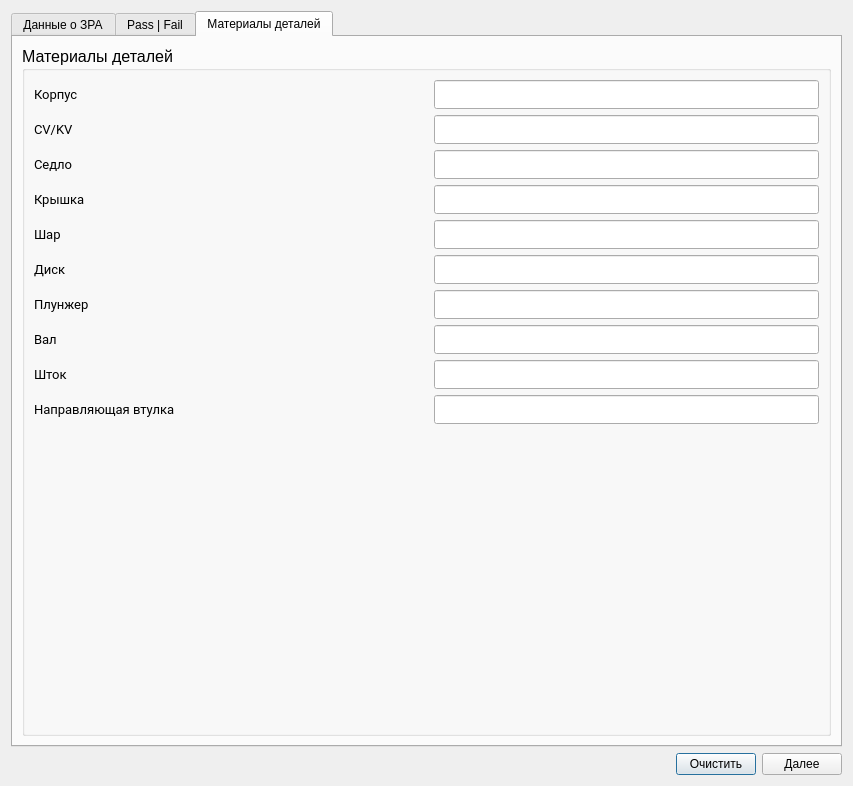
First picture: the form in Src/Ui/Setup/ValveWindow.ui, repository Rekvim/MpiSkiLite, before the edit.
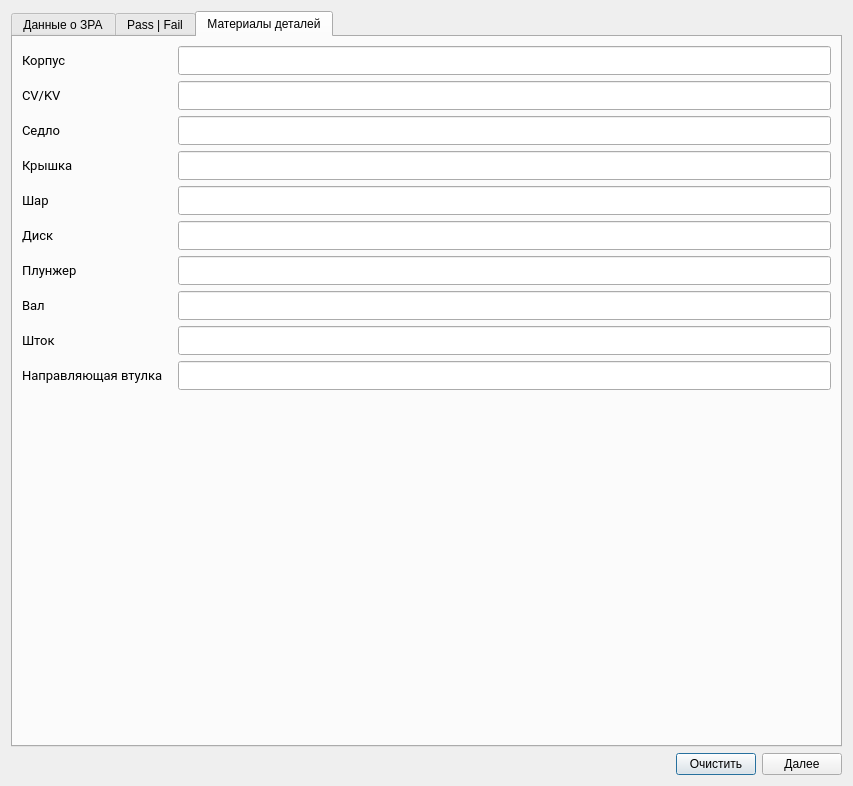
Second picture: the form after the edit. The open tabs and pages were chosen to show the change.

```diff
--- a/Src/Ui/Setup/ValveWindow.ui
+++ b/Src/Ui/Setup/ValveWindow.ui
@@ -2513,28 +2513,17 @@
       </layout>
      </widget>
      <widget class="QWidget" name="tab_materials">
+      <property name="layoutDirection">
+       <enum>Qt::LayoutDirection::LeftToRight</enum>
+      </property>
       <attribute name="title">
        <string>Материалы деталей</string>
       </attribute>
-      <layout class="QVBoxLayout" name="verticalLayout_5">
-       <item>
-        <widget class="QGroupBox" name="groupBox_materialsParts">
-         <property name="font">
-          <font>
-           <family>Segoe UI</family>
-           <pointsize>12</pointsize>
-          </font>
-         </property>
-         <property name="title">
-          <string>Материалы деталей</string>
-         </property>
-         <layout class="QVBoxLayout" name="verticalLayout_4">
-          <item>
-           <layout class="QHBoxLayout" name="horizontalLayout_materialCorpus">
-            <property name="spacing">
+      <layout class="QFormLayout" name="formLayout_2">
+       <property name="horizontalSpacing">
              <number>15</number>
             </property>
-            <item>
+       <item row="0" column="0">
              <widget class="QLabel" name="label_materialCorpus">
               <property name="sizePolicy">
                <sizepolicy hsizetype="Expanding" vsizetype="Preferred">
@@ -2553,7 +2542,7 @@
               </property>
              </widget>
             </item>
-            <item>
+       <item row="0" column="1">
              <widget class="QLineEdit" name="lineEdit_materialCorpus">
               <property name="font">
                <font>
@@ -2566,14 +2555,7 @@
               </property>
              </widget>
             </item>
-           </layout>
-          </item>
-          <item>
-           <layout class="QHBoxLayout" name="horizontalLayout_CV">
-            <property name="spacing">
-             <number>15</number>
-            </property>
-            <item>
+       <item row="1" column="0">
              <widget class="QLabel" name="label_CV">
               <property name="sizePolicy">
                <sizepolicy hsizetype="Expanding" vsizetype="Preferred">
@@ -2592,7 +2574,7 @@
               </property>
              </widget>
             </item>
-            <item>
+       <item row="1" column="1">
              <widget class="QLineEdit" name="lineEdit_CV">
               <property name="font">
                <font>
@@ -2605,14 +2587,7 @@
               </property>
              </widget>
             </item>
-           </layout>
-          </item>
-          <item>
-           <layout class="QHBoxLayout" name="horizontalLayout_materialSaddle">
-            <property name="spacing">
-             <number>15</number>
-            </property>
-            <item>
+       <item row="2" column="0">
              <widget class="QLabel" name="label_materialSaddle">
               <property name="sizePolicy">
                <sizepolicy hsizetype="Expanding" vsizetype="Preferred">
@@ -2631,7 +2606,7 @@
               </property>
              </widget>
             </item>
-            <item>
+       <item row="2" column="1">
              <widget class="QLineEdit" name="lineEdit_materialSaddle">
               <property name="font">
                <font>
@@ -2644,14 +2619,7 @@
               </property>
              </widget>
             </item>
-           </layout>
-          </item>
-          <item>
-           <layout class="QHBoxLayout" name="horizontalLayout_materialCap">
-            <property name="spacing">
-             <number>15</number>
-            </property>
-            <item>
+       <item row="3" column="0">
              <widget class="QLabel" name="label_materialCap">
               <property name="sizePolicy">
                <sizepolicy hsizetype="Expanding" vsizetype="Preferred">
@@ -2670,7 +2638,7 @@
               </property>
              </widget>
             </item>
-            <item>
+       <item row="3" column="1">
              <widget class="QLineEdit" name="lineEdit_materialCap">
               <property name="font">
                <font>
@@ -2683,14 +2651,7 @@
               </property>
              </widget>
             </item>
-           </layout>
-          </item>
-          <item>
-           <layout class="QHBoxLayout" name="horizontalLayout_materialBall">
-            <property name="spacing">
-             <number>15</number>
-            </property>
-            <item>
+       <item row="4" column="0">
              <widget class="QLabel" name="label_materialBall">
               <property name="sizePolicy">
                <sizepolicy hsizetype="Expanding" vsizetype="Preferred">
@@ -2709,7 +2670,7 @@
               </property>
              </widget>
             </item>
-            <item>
+       <item row="4" column="1">
              <widget class="QLineEdit" name="lineEdit_materialBall">
               <property name="font">
                <font>
@@ -2722,14 +2683,7 @@
               </property>
              </widget>
             </item>
-           </layout>
-          </item>
-          <item>
-           <layout class="QHBoxLayout" name="horizontalLayout_materialDisk">
-            <property name="spacing">
-             <number>15</number>
-            </property>
-            <item>
+       <item row="5" column="0">
              <widget class="QLabel" name="label_materialDisk">
               <property name="sizePolicy">
                <sizepolicy hsizetype="Expanding" vsizetype="Preferred">
@@ -2748,7 +2702,7 @@
               </property>
              </widget>
             </item>
-            <item>
+       <item row="5" column="1">
              <widget class="QLineEdit" name="lineEdit_materialDisk">
               <property name="font">
                <font>
@@ -2761,14 +2715,7 @@
               </property>
              </widget>
             </item>
-           </layout>
-          </item>
-          <item>
-           <layout class="QHBoxLayout" name="horizontalLayout_materialPlunger">
-            <property name="spacing">
-             <number>15</number>
-            </property>
-            <item>
+       <item row="6" column="0">
              <widget class="QLabel" name="label_materialPlunger">
               <property name="sizePolicy">
                <sizepolicy hsizetype="Expanding" vsizetype="Preferred">
@@ -2787,7 +2734,7 @@
               </property>
              </widget>
             </item>
-            <item>
+       <item row="6" column="1">
              <widget class="QLineEdit" name="lineEdit_materialPlunger">
               <property name="font">
                <font>
@@ -2800,14 +2747,7 @@
               </property>
              </widget>
             </item>
-           </layout>
-          </item>
-          <item>
-           <layout class="QHBoxLayout" name="horizontalLayout_materialShaft">
-            <property name="spacing">
-             <number>15</number>
-            </property>
-            <item>
+       <item row="7" column="0">
              <widget class="QLabel" name="label_materialShaft">
               <property name="sizePolicy">
                <sizepolicy hsizetype="Expanding" vsizetype="Preferred">
@@ -2826,7 +2766,7 @@
               </property>
              </widget>
             </item>
-            <item>
+       <item row="7" column="1">
              <widget class="QLineEdit" name="lineEdit_materialShaft">
               <property name="font">
                <font>
@@ -2839,14 +2779,7 @@
               </property>
              </widget>
             </item>
-           </layout>
-          </item>
-          <item>
-           <layout class="QHBoxLayout" name="horizontalLayout_materialStock">
-            <property name="spacing">
-             <number>15</number>
-            </property>
-            <item>
+       <item row="8" column="0">
              <widget class="QLabel" name="label_materialStock">
               <property name="sizePolicy">
                <sizepolicy hsizetype="Expanding" vsizetype="Preferred">
@@ -2865,7 +2798,7 @@
               </property>
              </widget>
             </item>
-            <item>
+       <item row="8" column="1">
              <widget class="QLineEdit" name="lineEdit_materialStock">
               <property name="font">
                <font>
@@ -2878,14 +2811,7 @@
               </property>
              </widget>
             </item>
-           </layout>
-          </item>
-          <item>
-           <layout class="QHBoxLayout" name="horizontalLayout_materialGuideSleeve">
-            <property name="spacing">
-             <number>15</number>
-            </property>
-            <item>
+       <item row="9" column="0">
              <widget class="QLabel" name="label_materialGuideSleeve">
               <property name="sizePolicy">
                <sizepolicy hsizetype="Expanding" vsizetype="Preferred">
@@ -2904,7 +2830,7 @@
               </property>
              </widget>
             </item>
-            <item>
+       <item row="9" column="1">
              <widget class="QLineEdit" name="lineEdit_materialGuideSleeve">
               <property name="font">
                <font>
@@ -2915,24 +2841,6 @@
               <property name="styleSheet">
                <string notr="true">padding: 4px;</string>
               </property>
-             </widget>
-            </item>
-           </layout>
-          </item>
-          <item>
-           <spacer name="verticalSpacer_2">
-            <property name="orientation">
-             <enum>Qt::Orientation::Vertical</enum>
-            </property>
-            <property name="sizeHint" stdset="0">
-             <size>
-              <width>20</width>
-              <height>40</height>
-             </size>
-            </property>
-           </spacer>
-          </item>
-         </layout>
         </widget>
        </item>
       </layout>
```
Left out of the diff: 6 changed lines with no effect on the pictures. Lines whose indentation alone changed are shown as unchanged.
